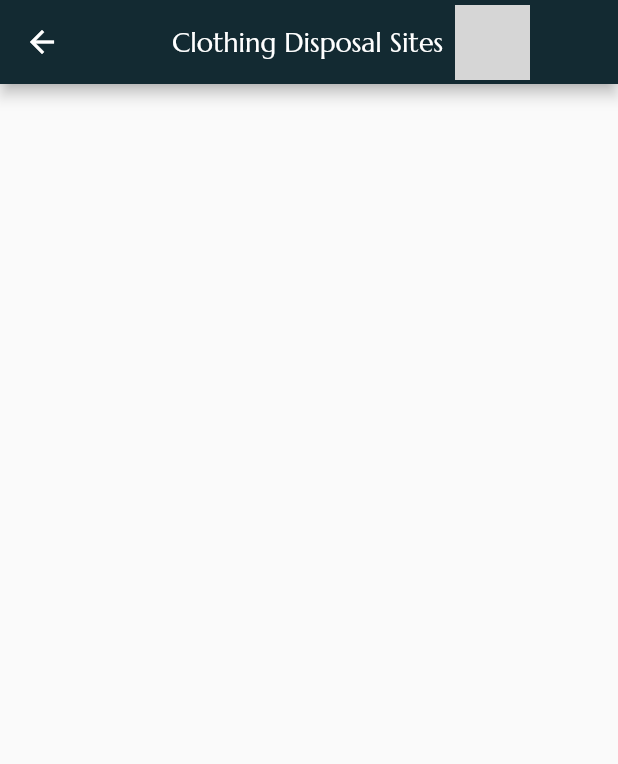
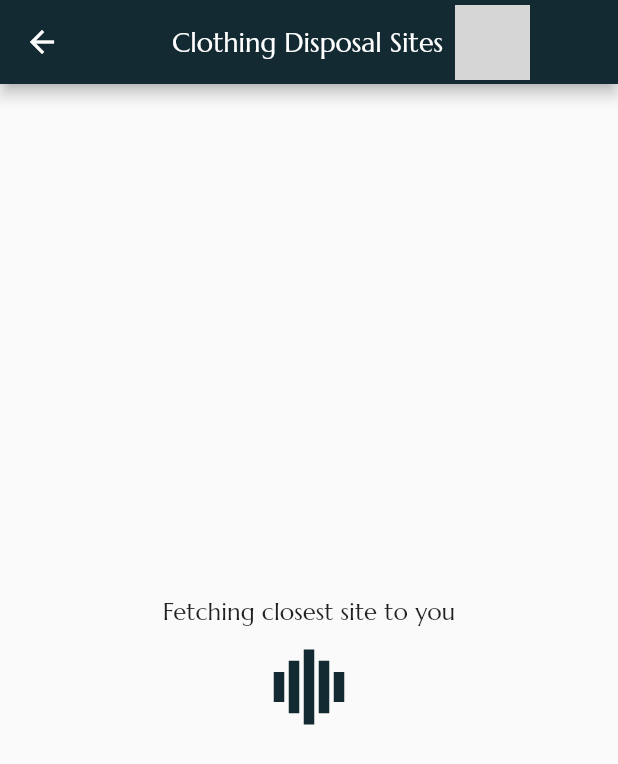
Before and after one commit to tasneemfyroos/SortItOut-App, a Flutter app: the ClothingDisposal screen opened directly, on a phone screen of 412 x 824 dp. Shown: the top 764 px of the screen. Run offline on Flutter 3.47's test engine with Material 2 defaults, Android fonts, the phone set to English and light mode, and no system bars; our stand-ins replace flutter_spinkit, geolocator, image_picker, permission_handler, webview_flutter; grey boxes are pictures that could not be loaded.

Commit message:
edited edu page UI & load animation for site dispo

```diff
--- a/App/lib/screens/clothingDisposal.dart
+++ b/App/lib/screens/clothingDisposal.dart
@@ -2,6 +2,7 @@ import 'package:flutter/material.dart';
 import 'package:geolocator/geolocator.dart';
 import 'package:permission_handler/permission_handler.dart';
 import '../services/nearby_service.dart';
+import 'package:flutter_spinkit/flutter_spinkit.dart';
 
 class ClothingDisposal extends StatefulWidget {
   @override
@@ -10,6 +11,7 @@ class ClothingDisposal extends StatefulWidget {
 
 class _ClothingDisposalState extends State<ClothingDisposal> {
   List<dynamic> donationSites = [];
+  bool isLoading = true;
 
   @override
   void initState() {
@@ -21,6 +23,9 @@ class _ClothingDisposalState extends State<ClothingDisposal> {
     // Check if location permissions are granted
     final status = await Permission.location.request();
     if (status.isGranted) {
+      setState(() {
+        isLoading=true;
+      });
       final position = await Geolocator.getCurrentPosition(
         desiredAccuracy: LocationAccuracy.high,
       );
@@ -31,7 +36,10 @@ class _ClothingDisposalState extends State<ClothingDisposal> {
           await fetchNearbySites(latitude, longitude, "clothing_donation");
 
       setState(() {
+
         donationSites = sites;
+        isLoading = false;
+
       });
     } else {
       // Permission denied
@@ -57,7 +65,25 @@ class _ClothingDisposalState extends State<ClothingDisposal> {
           ],
         ),
       ),
-      body: ListView.builder(
+      body:isLoading
+        ? Column(
+            mainAxisAlignment: MainAxisAlignment.center,
+            children: [
+              Text(
+                'Fetching closest site to you',
+                style: TextStyle(
+                  fontFamily: 'marcellus',
+                  fontSize: 16,
+                ),
+              ),
+              SizedBox(height: 16),
+              SpinKitWave(
+                color: Color(0xFF132A32),
+                size: 50.0,
+              ),
+            ],
+          )
+        : ListView.builder(
           itemCount: donationSites.length,
           itemBuilder: (context, index) {
             final site = donationSites[index];
--- a/App/pubspec.yaml
+++ b/App/pubspec.yaml
@@ -19,6 +19,7 @@ dependencies:
   permission_handler: ^10.3.0
   camera: ^0.10.5+2
   webview_flutter: ^2.0.0
+  flutter_spinkit: ^5.2.0
 
 dev_dependencies:
   flutter_test:
```
Also changed, not shown: App/lib/screens/eWasteDisposal.dart (+27 -1 lines), App/lib/screens/educational.dart (+61 -1 lines), App/pubspec.lock. Lines whose indentation alone changed are shown as unchanged.
